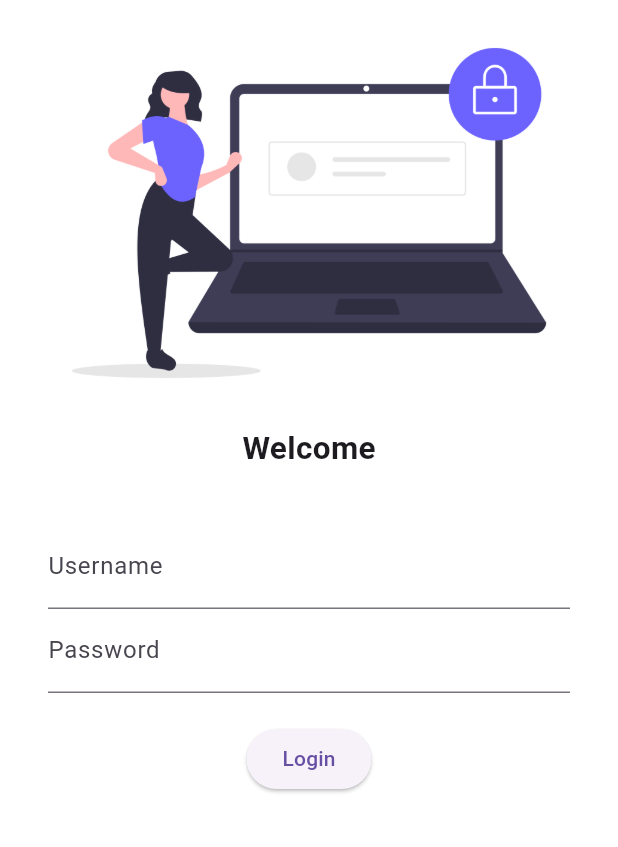
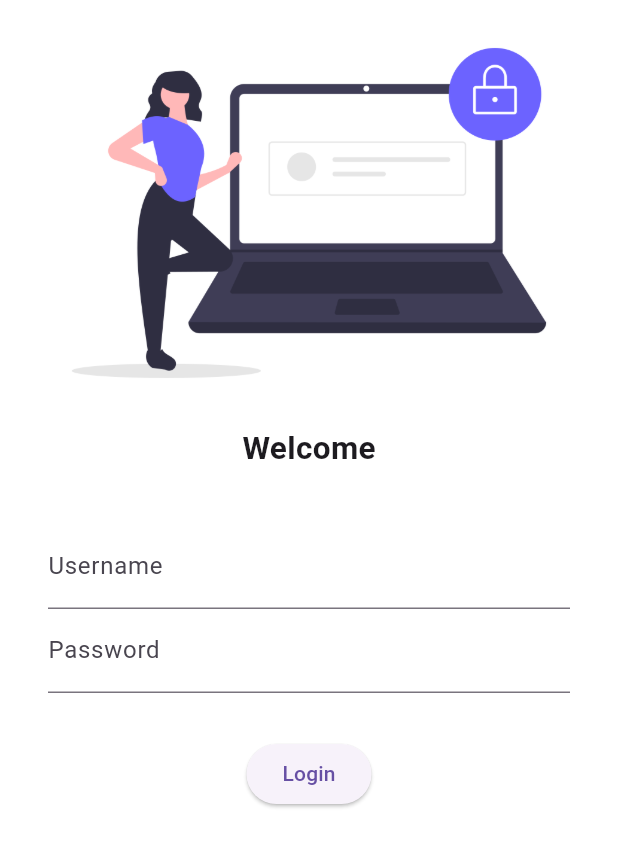
Before and after one commit to mathur750/Catalog_App, a Flutter app: the screen it shows after launch, on a phone screen of 412 x 824 dp. Shown: the top 847 px of the screen. Run offline on Flutter 3.47's test engine with Material 3 defaults, Android fonts, the phone set to English and light mode, and no system bars; our stand-ins replace google_fonts.

Commit message:
day-5 completed

```diff
--- a/lib/main.dart
+++ b/lib/main.dart
@@ -1,6 +1,7 @@
 import 'package:flutter/material.dart';
 import 'package:flutter_tut/pages/home_page.dart';
 import 'package:flutter_tut/pages/login_page.dart';
+import 'package:flutter_tut/utils/routes.dart';
 import 'package:google_fonts/google_fonts.dart';
 
 void main() {
@@ -20,9 +21,9 @@
       ),
       initialRoute: "/",
       routes: {
-        '/': (context) => const LoginPage(),
-        '/home': (context) => HomePage(),
-        '/login': (context) => LoginPage(),
+        '/': (context) => LoginPage(),
+        MyRoutes.homeRoute: (context) => HomePage(),
+        MyRoutes.loginRoute: (context) => LoginPage(),
       },
     );
   }
--- a/lib/pages/login_page.dart
+++ b/lib/pages/login_page.dart
@@ -1,4 +1,5 @@
 import 'package:flutter/material.dart';
+import 'package:flutter_tut/utils/routes.dart';
 
 class LoginPage extends StatelessWidget {
   const LoginPage({super.key});
@@ -7,6 +8,7 @@
   Widget build(BuildContext context) {
     return Material(
         color: Colors.white,
+        child: SingleChildScrollView(
           child: Column(
             children: [
               Center(
@@ -22,8 +24,8 @@
                 height: 20.0,
               ),
               Padding(
-            padding:
-                const EdgeInsets.symmetric(vertical: 16.0, horizontal: 32.0),
+                padding: const EdgeInsets.symmetric(
+                    vertical: 16.0, horizontal: 32.0),
                 child: Column(
                   children: [
                     TextFormField(
@@ -40,19 +42,19 @@
                       ),
                     ),
                     const SizedBox(
-                  height: 20.0,
+                      height: 30.0,
                     ),
                     ElevatedButton(
+                      child: Text("Login"),
                       onPressed: () {
-                    print("login succesfull");
+                        Navigator.pushNamed(context, MyRoutes.homeRoute);
                       },
-                  child: Text("Login"),
                     ),
                   ],
                 ),
               )
             ],
           ),
-    );
+        ));
   }
 }
--- /dev/null
+++ b/lib/utils/routes.dart
@@ -0,0 +1,4 @@
+class MyRoutes {
+  static String loginRoute = "/login";
+  static String homeRoute = "/home";
+}
```
Lines whose indentation alone changed are shown as unchanged.
